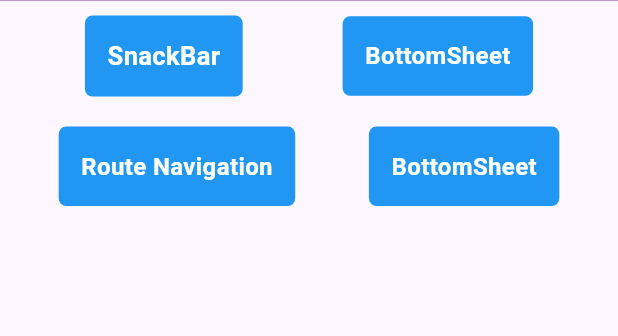
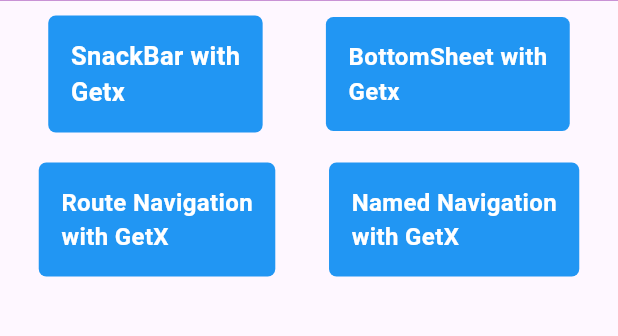
Before and after one commit to zobayerdev/Flutter_Getx_Roadmap, a Flutter app: the screen it shows after launch, on a phone screen of 412 x 824 dp, the part 67-403 px from its top. Run offline on Flutter 3.47's test engine with Material 3 defaults, Android fonts, the phone set to English and light mode, and no system bars; our stand-ins replace device_preview, get.

Commit message:
web version build

```diff
--- a/lib/dashboard.dart
+++ b/lib/dashboard.dart
@@ -46,7 +46,7 @@
                     child: Container(
                       padding: const EdgeInsets.all(15),
                       child: Text(
-                        "SnackBar",
+                        "SnackBar with\nGetx",
                         style: TextStyle(
                           fontSize: 17,
                           fontWeight: FontWeight.bold,
@@ -78,7 +78,7 @@
                         color: Colors.blue,
                       ),
                       child: const Text(
-                        "BottomSheet",
+                        "BottomSheet with\nGetx",
                         style: TextStyle(
                           fontSize: 16,
                           fontWeight: FontWeight.bold,
@@ -112,7 +112,7 @@
                         color: Colors.blue,
                       ),
                       child: const Text(
-                        "Route Navigation",
+                        "Route Navigation\nwith GetX",
                         style: TextStyle(
                           fontSize: 16,
                           fontWeight: FontWeight.bold,
@@ -140,7 +140,7 @@
                         color: Colors.blue,
                       ),
                       child: const Text(
-                        "BottomSheet",
+                        "Named Navigation\nwith GetX",
                         style: TextStyle(
                           fontSize: 16,
                           fontWeight: FontWeight.bold,
--- a/lib/screens_transfering/screen_one.dart
+++ b/lib/screens_transfering/screen_one.dart
@@ -1,7 +1,6 @@
 import 'package:flutter/material.dart';
 import 'package:flutter_gtx_roadmap/screens_transfering/screen_two.dart';
 import 'package:get/get.dart';
-import 'package:get/get_core/src/get_main.dart';
 
 class ScreenOne extends StatefulWidget {
   const ScreenOne({super.key});
```
Also changed, not shown: 3 other files.
